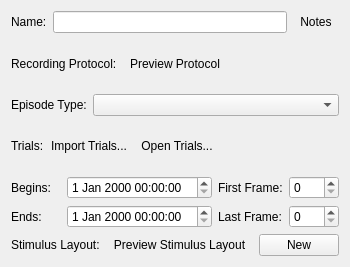
Old version of the form src/scipyen/gui/widgets/recordingepisodewidget.ui in the repository ctigaret/scipyen.
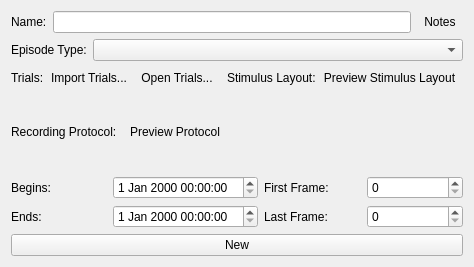
New version of the form. Icons and pictures are not drawn.

Diff of the .ui file:
```diff
--- a/src/scipyen/gui/widgets/recordingepisodewidget.ui
+++ b/src/scipyen/gui/widgets/recordingepisodewidget.ui
@@ -53,55 +53,6 @@
      </item>
     </layout>
    </item>
-   <item>
-    <layout class="QHBoxLayout" name="horizontalLayout_3">
-     <item>
-      <widget class="QLabel" name="label_3">
-       <property name="text">
-        <string>Recording Protocol:</string>
-       </property>
-      </widget>
-     </item>
-     <item>
-      <widget class="QToolButton" name="previewProtocolToolButton">
-       <property name="toolTip">
-        <string>View protocol</string>
-       </property>
-       <property name="statusTip">
-        <string>View protocol</string>
-       </property>
-       <property name="whatsThis">
-        <string>View protocol</string>
-       </property>
-       <property name="text">
-        <string>Preview Protocol</string>
-       </property>
-       <property name="icon">
-        <iconset theme="preview"/>
-       </property>
-       <property name="checkable">
-        <bool>false</bool>
-       </property>
-       <property name="autoRaise">
-        <bool>true</bool>
-       </property>
-      </widget>
-     </item>
-     <item>
-      <widget class="QLabel" name="protocolNameLabel">
-       <property name="sizePolicy">
-        <sizepolicy hsizetype="MinimumExpanding" vsizetype="Preferred">
-         <horstretch>0</horstretch>
-         <verstretch>0</verstretch>
-        </sizepolicy>
-       </property>
-       <property name="text">
-        <string/>
-       </property>
-      </widget>
-     </item>
-    </layout>
-   </item>
    <item>
     <layout class="QHBoxLayout" name="horizontalLayout_5">
      <item>
@@ -177,6 +128,97 @@
        </property>
       </widget>
      </item>
+     <item>
+      <spacer name="horizontalSpacer">
+       <property name="orientation">
+        <enum>Qt::Orientation::Horizontal</enum>
+       </property>
+       <property name="sizeHint" stdset="0">
+        <size>
+         <width>40</width>
+         <height>20</height>
+        </size>
+       </property>
+      </spacer>
+     </item>
+     <item>
+      <widget class="QLabel" name="label_8">
+       <property name="text">
+        <string>Stimulus Layout:</string>
+       </property>
+      </widget>
+     </item>
+     <item>
+      <widget class="QToolButton" name="previewStimulusLayoutToolButton">
+       <property name="toolTip">
+        <string>View stimulus layout</string>
+       </property>
+       <property name="statusTip">
+        <string>View stimulus layout</string>
+       </property>
+       <property name="whatsThis">
+        <string>View stimulus layout</string>
+       </property>
+       <property name="text">
+        <string>Preview Stimulus Layout</string>
+       </property>
+       <property name="icon">
+        <iconset theme="view-list-tree"/>
+       </property>
+       <property name="autoRaise">
+        <bool>true</bool>
+       </property>
+      </widget>
+     </item>
+    </layout>
+   </item>
+   <item>
+    <layout class="QHBoxLayout" name="horizontalLayout_3">
+     <item>
+      <widget class="QLabel" name="label_3">
+       <property name="text">
+        <string>Recording Protocol:</string>
+       </property>
+      </widget>
+     </item>
+     <item>
+      <widget class="QToolButton" name="previewProtocolToolButton">
+       <property name="toolTip">
+        <string>View protocol</string>
+       </property>
+       <property name="statusTip">
+        <string>View protocol</string>
+       </property>
+       <property name="whatsThis">
+        <string>View protocol</string>
+       </property>
+       <property name="text">
+        <string>Preview Protocol</string>
+       </property>
+       <property name="icon">
+        <iconset theme="view-list-tree"/>
+       </property>
+       <property name="checkable">
+        <bool>false</bool>
+       </property>
+       <property name="autoRaise">
+        <bool>true</bool>
+       </property>
+      </widget>
+     </item>
+     <item>
+      <widget class="QLabel" name="protocolNameLabel">
+       <property name="sizePolicy">
+        <sizepolicy hsizetype="MinimumExpanding" vsizetype="Preferred">
+         <horstretch>0</horstretch>
+         <verstretch>0</verstretch>
+        </sizepolicy>
+       </property>
+       <property name="text">
+        <string/>
+       </property>
+      </widget>
+     </item>
     </layout>
    </item>
    <item>
@@ -237,48 +279,6 @@
    </item>
    <item>
     <layout class="QHBoxLayout" name="horizontalLayout_4">
-     <item>
-      <widget class="QLabel" name="label_8">
-       <property name="text">
-        <string>Stimulus Layout:</string>
-       </property>
-      </widget>
-     </item>
-     <item>
-      <widget class="QToolButton" name="previewStimulusLayoutToolButton">
-       <property name="toolTip">
-        <string>View stimulus layout</string>
-       </property>
-       <property name="statusTip">
-        <string>View stimulus layout</string>
-       </property>
-       <property name="whatsThis">
-        <string>View stimulus layout</string>
-       </property>
-       <property name="text">
-        <string>Preview Stimulus Layout</string>
-       </property>
-       <property name="icon">
-        <iconset theme="preview"/>
-       </property>
-       <property name="autoRaise">
-        <bool>true</bool>
-       </property>
-      </widget>
-     </item>
-     <item>
-      <spacer name="horizontalSpacer">
-       <property name="orientation">
-        <enum>Qt::Orientation::Horizontal</enum>
-       </property>
-       <property name="sizeHint" stdset="0">
-        <size>
-         <width>40</width>
-         <height>20</height>
-        </size>
-       </property>
-      </spacer>
-     </item>
      <item>
       <widget class="QPushButton" name="createObjectPushButton">
        <property name="toolTip">
```
